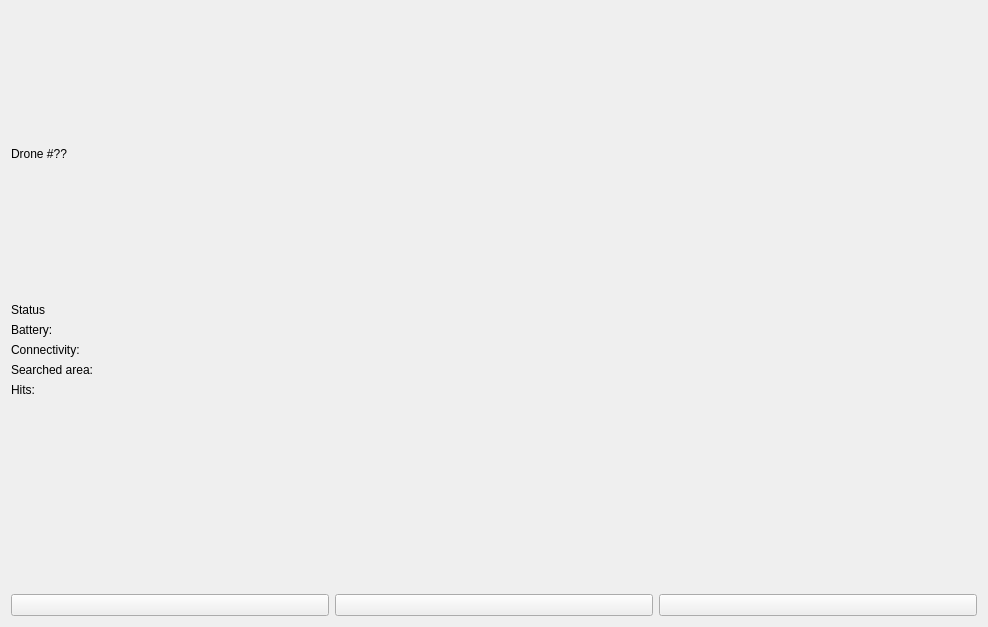
This is src/ui/overviewdroneitem.ui in jspngh/shae-workstation as Qt 5 draws it before an edit. The edited form follows.
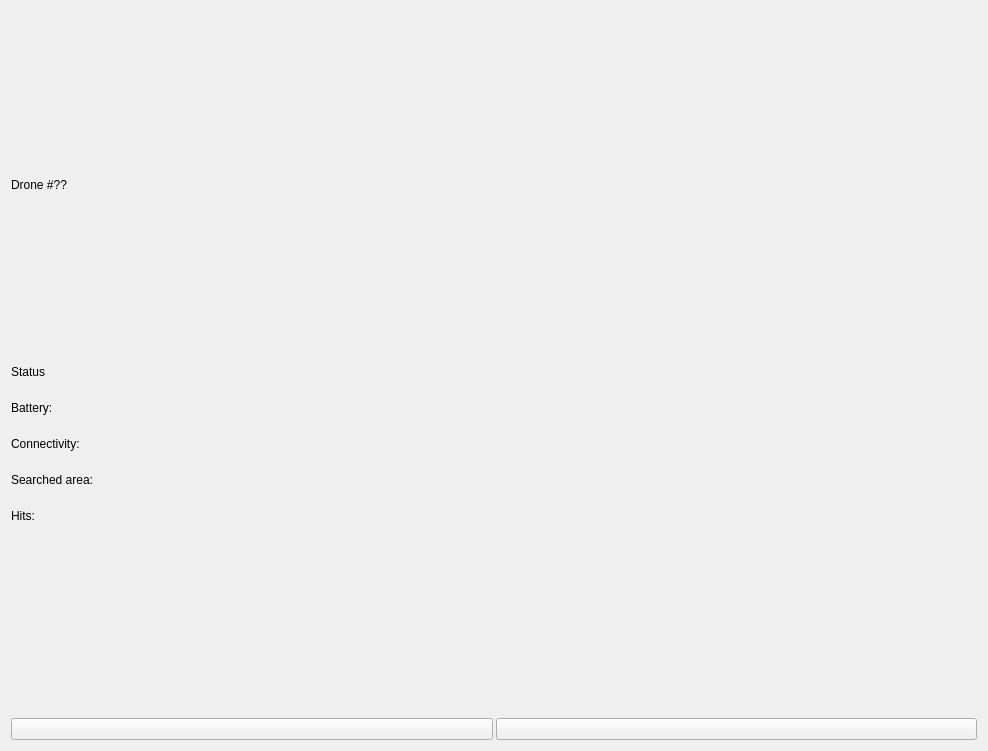
This is the edited form. Icons and pictures are not drawn.

What changed in the file:
```diff
--- a/src/ui/overviewdroneitem.ui
+++ b/src/ui/overviewdroneitem.ui
@@ -7,7 +7,7 @@
     <x>0</x>
     <y>0</y>
     <width>988</width>
-    <height>627</height>
+    <height>751</height>
    </rect>
   </property>
   <layout class="QVBoxLayout" name="verticalLayout">
@@ -24,8 +24,26 @@
    </item>
    <item>
     <layout class="QFormLayout" name="droneDetails">
+     <property name="sizeConstraint">
+      <enum>QLayout::SetMinimumSize</enum>
+     </property>
+     <property name="verticalSpacing">
+      <number>22</number>
+     </property>
      <item row="0" column="0">
       <widget class="QLabel" name="statusLabel">
+       <property name="enabled">
+        <bool>true</bool>
+       </property>
+       <property name="minimumSize">
+        <size>
+         <width>0</width>
+         <height>0</height>
+        </size>
+       </property>
+       <property name="styleSheet">
+        <string notr="true"/>
+       </property>
        <property name="text">
         <string>Status</string>
        </property>
@@ -33,6 +51,15 @@
      </item>
      <item row="0" column="1">
       <widget class="QLabel" name="statusValue">
+       <property name="minimumSize">
+        <size>
+         <width>865</width>
+         <height>0</height>
+        </size>
+       </property>
+       <property name="styleSheet">
+        <string notr="true"/>
+       </property>
        <property name="text">
         <string/>
        </property>
@@ -40,6 +67,15 @@
      </item>
      <item row="1" column="0">
       <widget class="QLabel" name="batteryLabel">
+       <property name="minimumSize">
+        <size>
+         <width>0</width>
+         <height>0</height>
+        </size>
+       </property>
+       <property name="styleSheet">
+        <string notr="true"/>
+       </property>
        <property name="text">
         <string>Battery:</string>
        </property>
@@ -47,6 +83,15 @@
      </item>
      <item row="1" column="1">
       <widget class="QLabel" name="batteryValue">
+       <property name="minimumSize">
+        <size>
+         <width>0</width>
+         <height>0</height>
+        </size>
+       </property>
+       <property name="styleSheet">
+        <string notr="true"/>
+       </property>
        <property name="text">
         <string/>
        </property>
@@ -54,6 +99,15 @@
      </item>
      <item row="2" column="0">
       <widget class="QLabel" name="connectivityLabel">
+       <property name="minimumSize">
+        <size>
+         <width>0</width>
+         <height>0</height>
+        </size>
+       </property>
+       <property name="styleSheet">
+        <string notr="true"/>
+       </property>
        <property name="text">
         <string>Connectivity:</string>
        </property>
@@ -61,6 +115,15 @@
      </item>
      <item row="2" column="1">
       <widget class="QLabel" name="connectivityValue">
+       <property name="minimumSize">
+        <size>
+         <width>0</width>
+         <height>0</height>
+        </size>
+       </property>
+       <property name="styleSheet">
+        <string notr="true"/>
+       </property>
        <property name="text">
         <string/>
        </property>
@@ -68,6 +131,15 @@
      </item>
      <item row="3" column="0">
       <widget class="QLabel" name="searchAreaLabel">
+       <property name="minimumSize">
+        <size>
+         <width>0</width>
+         <height>0</height>
+        </size>
+       </property>
+       <property name="styleSheet">
+        <string notr="true"/>
+       </property>
        <property name="text">
         <string>Searched area:</string>
        </property>
@@ -75,6 +147,15 @@
      </item>
      <item row="3" column="1">
       <widget class="QLabel" name="searchAreaValue">
+       <property name="minimumSize">
+        <size>
+         <width>0</width>
+         <height>0</height>
+        </size>
+       </property>
+       <property name="styleSheet">
+        <string notr="true"/>
+       </property>
        <property name="text">
         <string/>
        </property>
@@ -82,6 +163,15 @@
      </item>
      <item row="4" column="0">
       <widget class="QLabel" name="locatedPeopleLabel">
+       <property name="minimumSize">
+        <size>
+         <width>0</width>
+         <height>0</height>
+        </size>
+       </property>
+       <property name="styleSheet">
+        <string notr="true"/>
+       </property>
        <property name="text">
         <string>Hits:</string>
        </property>
@@ -89,6 +179,15 @@
      </item>
      <item row="4" column="1">
       <widget class="QLabel" name="locatedPeopleValue">
+       <property name="minimumSize">
+        <size>
+         <width>0</width>
+         <height>0</height>
+        </size>
+       </property>
+       <property name="styleSheet">
+        <string notr="true"/>
+       </property>
        <property name="text">
         <string/>
        </property>
@@ -98,8 +197,20 @@
    </item>
    <item>
     <layout class="QHBoxLayout" name="horizontalLayout">
+     <property name="spacing">
+      <number>3</number>
+     </property>
+     <property name="sizeConstraint">
+      <enum>QLayout::SetMinimumSize</enum>
+     </property>
      <item>
       <widget class="QPushButton" name="emergencyButton">
+       <property name="minimumSize">
+        <size>
+         <width>350</width>
+         <height>0</height>
+        </size>
+       </property>
        <property name="toolTip">
         <string>Emergency Landing</string>
        </property>
@@ -111,6 +222,18 @@
      </item>
      <item>
       <widget class="QPushButton" name="returnHomeButton">
+       <property name="sizePolicy">
+        <sizepolicy hsizetype="Minimum" vsizetype="Fixed">
+         <horstretch>0</horstretch>
+         <verstretch>0</verstretch>
+        </sizepolicy>
+       </property>
+       <property name="minimumSize">
+        <size>
+         <width>350</width>
+         <height>0</height>
+        </size>
+       </property>
        <property name="toolTip">
         <string>Go Home</string>
        </property>
@@ -120,17 +243,6 @@
        </property>
       </widget>
      </item>
-     <item>
-      <widget class="QPushButton" name="haltButton">
-       <property name="toolTip">
-        <string>Halt</string>
-       </property>
-       <property name="icon">
-        <iconset resource="../../../../../../../../Desktop/shae/workstation/src/application.qrc">
-         <normaloff>:/ui/icons/halt</normaloff>:/ui/icons/halt</iconset>
-       </property>
-      </widget>
-     </item>
     </layout>
    </item>
   </layout>
```
